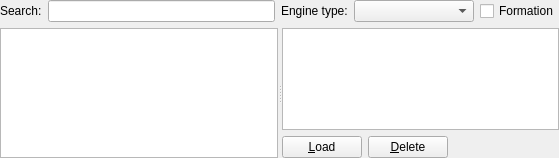
This is src/Module/src/Logbook/LogbookWidget.ui in till213/SkyDolly as Qt 5 draws it before an edit. The edited form follows.
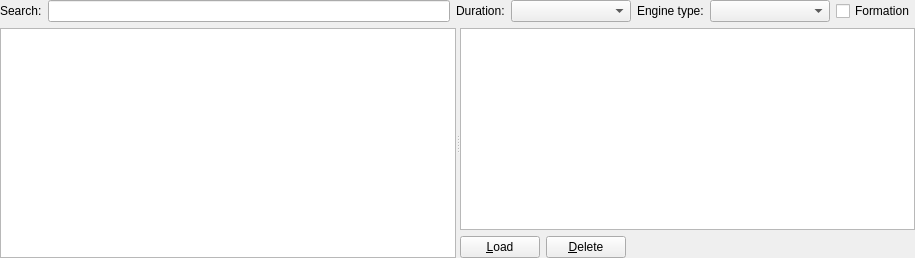
This is the edited form.

Commit message: Filter by minimum flight duration

```diff
--- a/src/Module/src/Logbook/LogbookWidget.ui
+++ b/src/Module/src/Logbook/LogbookWidget.ui
@@ -6,8 +6,8 @@
    <rect>
     <x>0</x>
     <y>0</y>
-    <width>559</width>
-    <height>158</height>
+    <width>915</width>
+    <height>258</height>
    </rect>
   </property>
   <property name="windowTitle">
@@ -45,6 +45,26 @@
        </property>
       </widget>
      </item>
+     <item>
+      <widget class="QLabel" name="label_3">
+       <property name="text">
+        <string>Duration:</string>
+       </property>
+      </widget>
+     </item>
+     <item>
+      <widget class="QComboBox" name="durationComboBox">
+       <property name="minimumSize">
+        <size>
+         <width>120</width>
+         <height>0</height>
+        </size>
+       </property>
+       <property name="toolTip">
+        <string>Filter by minimum flight duration.</string>
+       </property>
+      </widget>
+     </item>
      <item>
       <widget class="QLabel" name="label_2">
        <property name="text">
```
Left out of the diff: 6 changed lines with no effect on the pictures. The commit also changes 5 other files.
